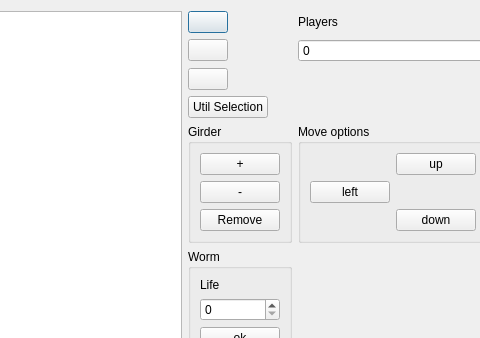
Above: Editor/editorpantalla.ui from fedefunes96/worms before the change; both pictures show x 330 to 810 and y 0 to 338 of the 915 by 1034 pixel window. Below: the same form after it.
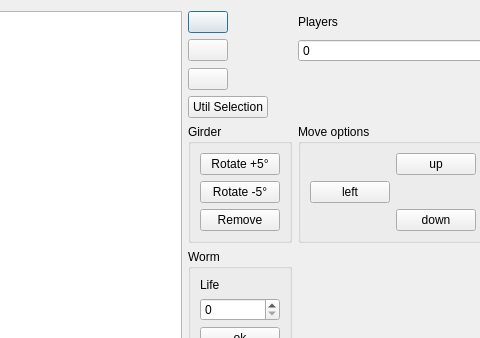
That is the form after the change. Icons and pictures are not drawn.

Patch:
```diff
--- a/Editor/editorpantalla.ui
+++ b/Editor/editorpantalla.ui
@@ -241,14 +241,14 @@
           <item>
            <widget class="QPushButton" name="mas">
             <property name="text">
-             <string>+</string>
+             <string>Rotate +5°</string>
             </property>
            </widget>
           </item>
           <item>
            <widget class="QPushButton" name="menos">
             <property name="text">
-             <string>-</string>
+             <string>Rotate -5°</string>
             </property>
            </widget>
           </item>
```
